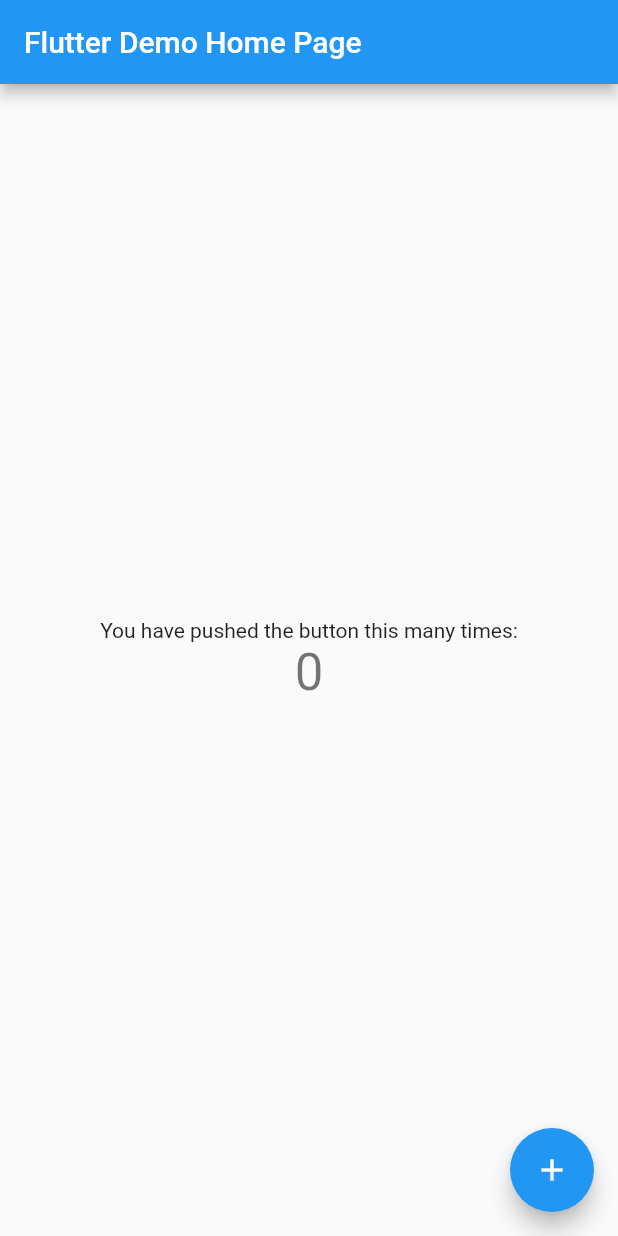
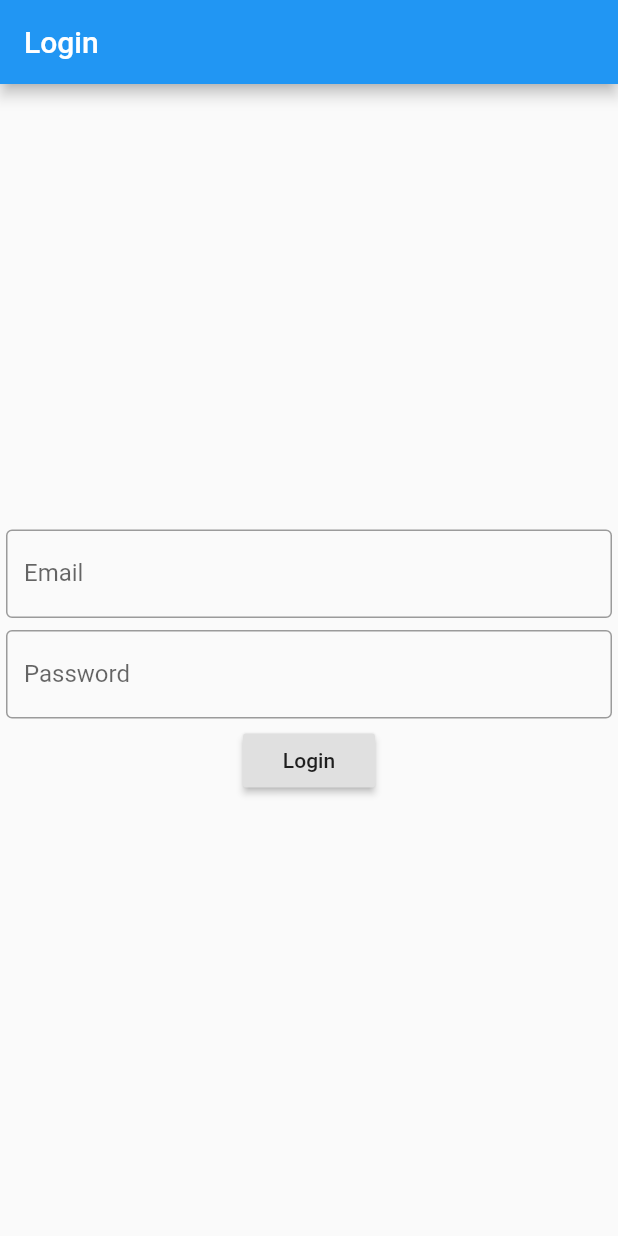
Before and after one commit to mjaay1337/ChatApp, a Flutter app: the screen it shows after launch, on a phone screen of 412 x 824 dp. Run offline on Flutter 3.47's test engine with Material 2 defaults, Android fonts, the phone set to English and light mode, and no system bars; our stand-ins replace bloc, equatable, firebase_auth, flutter_bloc; accounts and stored records are empty.

Commit message:
Login done

```diff
--- /dev/null
+++ b/chat_app/lib/classes/firebase_account.dart
@@ -0,0 +1,22 @@
+import 'package:chat_app/interfaces/account.dart';
+import 'package:chat_app/screens/home_screen.dart';
+import 'package:chat_app/screens/landing_screen.dart';
+import 'package:firebase_auth/firebase_auth.dart';
+import 'package:flutter/material.dart';
+import 'package:flutter/src/widgets/framework.dart';
+
+class FirebaseAccount implements Account {
+  FirebaseAuth firebaseAuth = FirebaseAuth.instance;
+
+  @override
+  Future<AuthResult> login(String email, String password) {
+    return firebaseAuth.signInWithEmailAndPassword(
+        email: email, password: password);
+  }
+
+  @override
+  void logOut(BuildContext context) {
+    firebaseAuth.signOut().then(
+        (onValue) => Navigator.pushReplacementNamed(context, LandingScreen.id));
+  }
+}
--- /dev/null
+++ b/chat_app/lib/cubit/login_cubit.dart
@@ -0,0 +1,35 @@
+import 'package:bloc/bloc.dart';
+import 'package:chat_app/classes/firebase_account.dart';
+import 'package:chat_app/interfaces/account.dart';
+import 'package:equatable/equatable.dart';
+import 'package:firebase_auth/firebase_auth.dart';
+import 'package:meta/meta.dart';
+
+part 'login_state.dart';
+
+class LoginCubit extends Cubit<LoginState> {
+  LoginCubit() : super(LoginInitial(email: "", password: ""));
+  Account account = FirebaseAccount();
+
+  void changeEmail(String email) {
+    LoginInitial loginInitial = state as LoginInitial;
+
+    loginInitial.email = email;
+
+    emit(loginInitial);
+  }
+
+  void changePassword(String password) {
+    LoginInitial loginInitial = state as LoginInitial;
+
+    loginInitial.password = password;
+
+    emit(loginInitial);
+  }
+
+  Future<AuthResult> login() {
+    LoginInitial loginInitial = state as LoginInitial;
+
+    return account.login(loginInitial.email, loginInitial.password);
+  }
+}
--- /dev/null
+++ b/chat_app/lib/cubit/login_state.dart
@@ -0,0 +1,11 @@
+part of 'login_cubit.dart';
+
+@immutable
+abstract class LoginState {}
+
+// ignore: must_be_immutable
+class LoginInitial extends LoginState {
+  String email;
+  String password;
+  LoginInitial({this.email, this.password});
+}
--- /dev/null
+++ b/chat_app/lib/interfaces/account.dart
@@ -0,0 +1,9 @@
+import 'package:firebase_auth/firebase_auth.dart';
+import 'package:flutter/material.dart';
+
+class Account {
+  FirebaseAuth firebaseAuth;
+  Future<AuthResult> login(String email, String password) {}
+
+  void logOut(BuildContext context) {}
+}
--- a/chat_app/lib/main.dart
+++ b/chat_app/lib/main.dart
@@ -1,5 +1,9 @@
-import 'package:firebase_auth/firebase_auth.dart';
+import 'package:chat_app/cubit/login_cubit.dart';
+import 'package:chat_app/screens/home_screen.dart';
+import 'package:chat_app/screens/landing_screen.dart';
+import 'package:chat_app/screens/login_screen.dart';
 import 'package:flutter/material.dart';
+import 'package:flutter_bloc/flutter_bloc.dart';
 
 void main() {
   runApp(MyApp());
@@ -9,7 +13,9 @@ class MyApp extends StatelessWidget {
   // This widget is the root of your application.
   @override
   Widget build(BuildContext context) {
-    return MaterialApp(
+    return BlocProvider(
+      create: (context) => LoginCubit(),
+      child: MaterialApp(
         title: 'Flutter Demo',
         theme: ThemeData(
           // This is the theme of your application.
@@ -27,95 +33,13 @@ class MyApp extends StatelessWidget {
           // closer together (more dense) than on mobile platforms.
           visualDensity: VisualDensity.adaptivePlatformDensity,
         ),
-      home: MyHomePage(title: 'Flutter Demo Home Page'),
+        initialRoute: LandingScreen.id,
+        routes: {
+          LandingScreen.id: (context) => LandingScreen(),
+          HomeScreen.id: (context) => HomeScreen(),
+          LoginScreen.id: (context) => LoginScreen()
+        },
+      ),
     );
   }
 }
-
-class MyHomePage extends StatefulWidget {
-  MyHomePage({Key key, this.title}) : super(key: key);
-
-  // This widget is the home page of your application. It is stateful, meaning
-  // that it has a State object (defined below) that contains fields that affect
-  // how it looks.
-
-  // This class is the configuration for the state. It holds the values (in this
-  // case the title) provided by the parent (in this case the App widget) and
-  // used by the build method of the State. Fields in a Widget subclass are
-  // always marked "final".
-
-  final String title;
-
-  @override
-  _MyHomePageState createState() => _MyHomePageState();
-}
-
-class _MyHomePageState extends State<MyHomePage> {
-  int _counter = 0;
-
-  void _incrementCounter() {
-    setState(() {
-      // This call to setState tells the Flutter framework that something has
-      // changed in this State, which causes it to rerun the build method below
-      // so that the display can reflect the updated values. If we changed
-      // _counter without calling setState(), then the build method would not be
-      // called again, and so nothing would appear to happen.
-      _counter++;
-    });
-  }
-
-  @override
-  Widget build(BuildContext context) {
-    // This method is rerun every time setState is called, for instance as done
-    // by the _incrementCounter method above.
-    //
-    // The Flutter framework has been optimized to make rerunning build methods
-    // fast, so that you can just rebuild anything that needs updating rather
-    // than having to individually change instances of widgets.
-    return Scaffold(
-      appBar: AppBar(
-        // Here we take the value from the MyHomePage object that was created by
-        // the App.build method, and use it to set our appbar title.
-        title: Text(widget.title),
-      ),
-      body: Center(
-        // Center is a layout widget. It takes a single child and positions it
-        // in the middle of the parent.
-        child: Column(
-          // Column is also a layout widget. It takes a list of children and
-          // arranges them vertically. By default, it sizes itself to fit its
-          // children horizontally, and tries to be as tall as its parent.
-          //
-          // Invoke "debug painting" (press "p" in the console, choose the
-          // "Toggle Debug Paint" action from the Flutter Inspector in Android
-          // Studio, or the "Toggle Debug Paint" command in Visual Studio Code)
-          // to see the wireframe for each widget.
-          //
-          // Column has various properties to control how it sizes itself and
-          // how it positions its children. Here we use mainAxisAlignment to
-          // center the children vertically; the main axis here is the vertical
-          // axis because Columns are vertical (the cross axis would be
-          // horizontal).
-          mainAxisAlignment: MainAxisAlignment.center,
-          children: <Widget>[
-            Text(
-              'You have pushed the button this many times:',
-            ),
-            Text(
-              '$_counter',
-              style: Theme.of(context).textTheme.headline4,
-            ),
-          ],
-        ),
-      ),
-      floatingActionButton: FloatingActionButton(
-        onPressed: () {
-          FirebaseAuth.instance.createUserWithEmailAndPassword(
-              email: "Olivererrr@meew.dk", password: "1234567");
-        },
-        tooltip: 'Increment',
-        child: Icon(Icons.add),
-      ), // This trailing comma makes auto-formatting nicer for build methods.
-    );
-  }
-}
--- /dev/null
+++ b/chat_app/lib/screens/home_screen.dart
@@ -0,0 +1,25 @@
+import 'package:chat_app/classes/firebase_account.dart';
+import 'package:chat_app/interfaces/account.dart';
+import 'package:flutter/material.dart';
+
+class HomeScreen extends StatelessWidget {
+  static const String id = 'home_screen';
+  final Account _account = FirebaseAccount();
+  @override
+  Widget build(BuildContext context) {
+    return Scaffold(
+        appBar: AppBar(
+          title: Text("Home Page"),
+        ),
+        body: Center(
+          child: RaisedButton(
+            child: Text(
+              "Log out",
+            ),
+            onPressed: () {
+              _account.logOut(context);
+            },
+          ),
+        ));
+  }
+}
--- /dev/null
+++ b/chat_app/lib/screens/landing_screen.dart
@@ -0,0 +1,21 @@
+import 'package:chat_app/screens/home_screen.dart';
+import 'package:chat_app/screens/login_screen.dart';
+import 'package:firebase_auth/firebase_auth.dart';
+import 'package:flutter/material.dart';
+
+class LandingScreen extends StatelessWidget {
+  static const String id = '/';
+  @override
+  Widget build(BuildContext context) {
+    return StreamBuilder<FirebaseUser>(
+      stream: FirebaseAuth.instance.onAuthStateChanged,
+      builder: (BuildContext context, snapshot) {
+        if (snapshot.hasData && snapshot.data.providerData.length == 1) {
+          return HomeScreen();
+        } else {
+          return LoginScreen();
+        }
+      },
+    );
+  }
+}
--- /dev/null
+++ b/chat_app/lib/screens/login_screen.dart
@@ -0,0 +1,45 @@
+import 'package:chat_app/cubit/login_cubit.dart';
+import 'package:chat_app/widgets/account_text_field.dart';
+import 'package:flutter/material.dart';
+import 'package:flutter_bloc/flutter_bloc.dart';
+
+class LoginScreen extends StatelessWidget {
+  static const String id = 'login_screen';
+  @override
+  Widget build(BuildContext context) {
+    return Scaffold(
+      appBar: AppBar(
+        title: Text("Login"),
+      ),
+      body: Center(
+          child: BlocBuilder<LoginCubit, LoginState>(
+        cubit: BlocProvider.of<LoginCubit>(context),
+        builder: (context, state) {
+          return Column(
+            mainAxisAlignment: MainAxisAlignment.center,
+            children: [
+              AccountTextField(
+                  obscureText: false,
+                  labelText: 'Email',
+                  onChanged: (value) {
+                    context.bloc<LoginCubit>().changeEmail(value);
+                  }),
+              AccountTextField(
+                  obscureText: true,
+                  labelText: 'Password',
+                  onChanged: (value) {
+                    context.bloc<LoginCubit>().changePassword(value);
+                  }),
+              RaisedButton(
+                onPressed: () {
+                  context.bloc<LoginCubit>().login();
+                },
+                child: Text("Login"),
+              )
+            ],
+          );
+        },
+      )),
+    );
+  }
+}
--- /dev/null
+++ b/chat_app/lib/widgets/account_text_field.dart
@@ -0,0 +1,23 @@
+import 'package:flutter/material.dart';
+
+class AccountTextField extends StatelessWidget {
+  final bool obscureText;
+  final String labelText;
+  final Function(String) onChanged;
+
+  AccountTextField({this.obscureText, this.labelText, this.onChanged});
+
+  @override
+  Widget build(BuildContext context) {
+    return Padding(
+      padding: const EdgeInsets.all(4.0),
+      child: TextField(
+          obscureText: obscureText,
+          decoration: InputDecoration(
+            border: OutlineInputBorder(),
+            labelText: labelText,
+          ),
+          onChanged: onChanged),
+    );
+  }
+}
--- a/chat_app/pubspec.yaml
+++ b/chat_app/pubspec.yaml
@@ -31,6 +31,9 @@ dependencies:
   firebase_auth: 0.15.4
   cloud_firestore: 0.13.4
   firebase_core: 0.4.4
+  bloc: ^6.0.1
+  flutter_bloc: ^6.0.1
+  equatable: ^1.2.3
 
 dev_dependencies:
   flutter_test:
```
Also changed, not shown: chat_app/pubspec.lock. Lines whose indentation alone changed are shown as unchanged.
